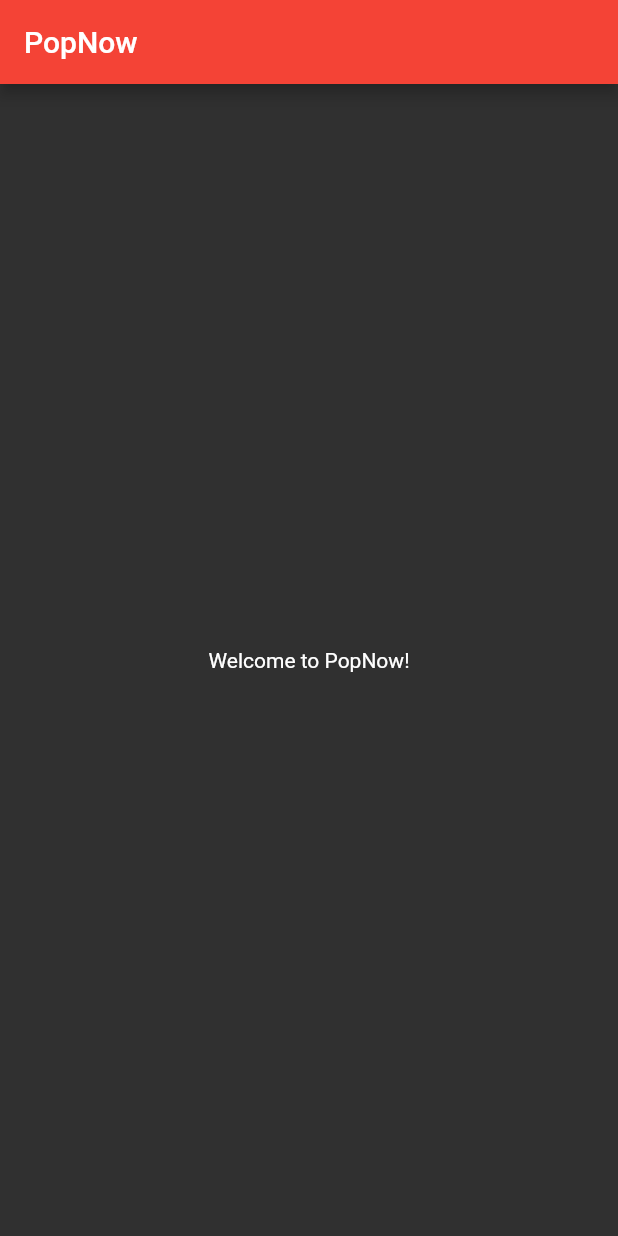
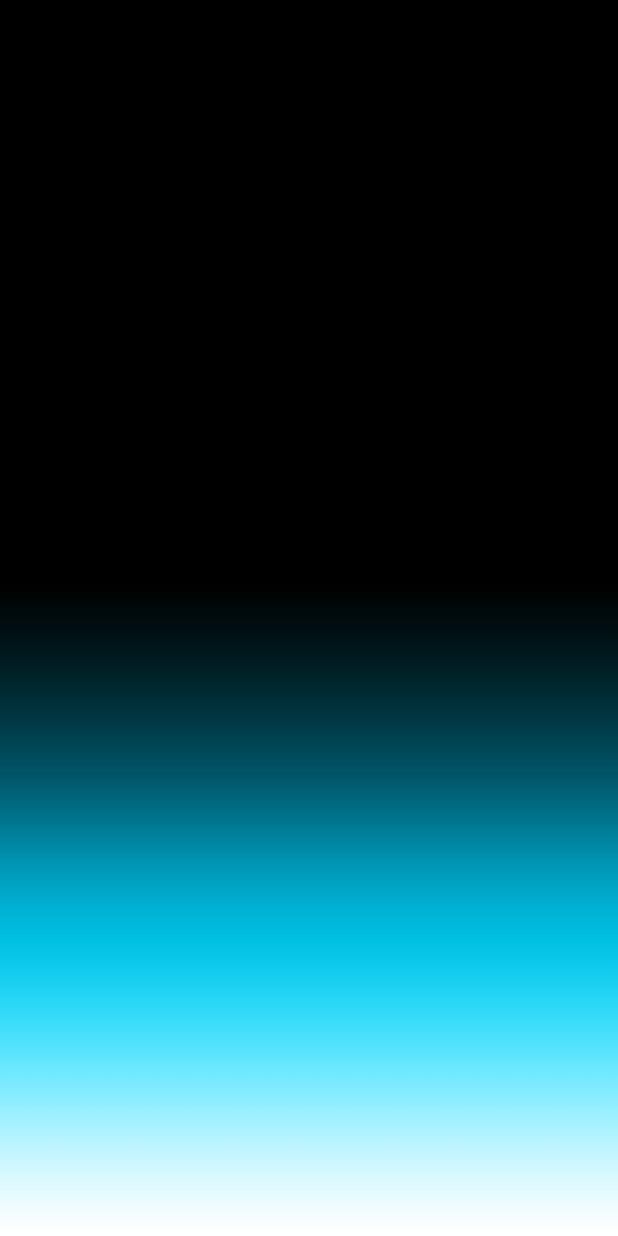
Before and after one commit to Abhinav0915/PopNow, a Flutter app: the screen it shows after launch, on a phone screen of 412 x 824 dp. Run offline on Flutter 3.47's test engine with Material 2 defaults, Android fonts, the phone set to English and light mode, and no system bars.

Commit message:
background

```diff
--- a/popnow/lib/homepage.dart
+++ b/popnow/lib/homepage.dart
@@ -1,19 +1,26 @@
 import 'package:flutter/material.dart';
 
-class homepage extends StatelessWidget {
+class homepage extends StatefulWidget {
   const homepage({Key? key}) : super(key: key);
 
   @override
+  State<homepage> createState() => _homepageState();
+}
+
+class _homepageState extends State<homepage> {
+  @override
   Widget build(BuildContext context) {
     return Scaffold(
-      appBar: AppBar(
-        title: const Text('PopNow'),
-        backgroundColor: Colors.red,
+      body: SafeArea(
+        child: Container(
+           decoration:const  BoxDecoration(
+            image: DecorationImage(
+            image: AssetImage('assets/images/bg4.jpg'),
+            fit: BoxFit.cover,
+            )
+           ),
+        ),
       ),
-      body: const Center(
-        child: Text('Welcome to PopNow!'),
-      ),
-
     );
   }
 }
--- a/popnow/pubspec.yaml
+++ b/popnow/pubspec.yaml
@@ -58,8 +58,8 @@
   uses-material-design: true
 
   # To add assets to your application, add an assets section, like this:
-  # assets:
-  #   - images/a_dot_burr.jpeg
+  assets:
+    - assets/images/
   #   - images/a_dot_ham.jpeg
 
   # An image asset can refer to one or more resolution-specific "variants", see
```
Also changed, not shown: popnow/assets/images/bg.jpg (added), popnow/assets/images/bg2.jpg (added), popnow/assets/images/bg3.jpg (added), popnow/assets/images/bg4.jpg (added).
